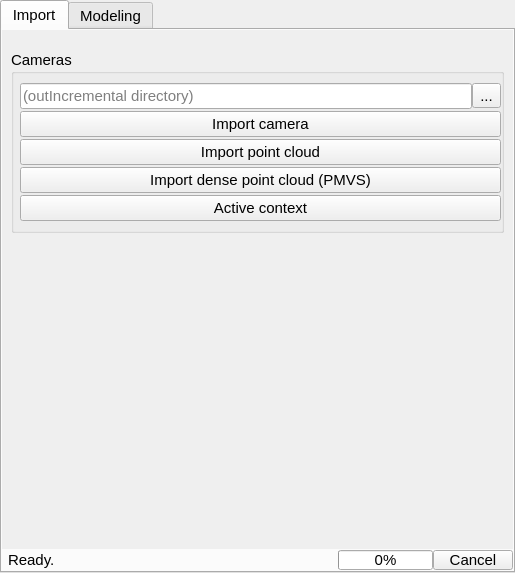
First picture: the form in src/mayaMVG/qt/ui/menu.ui, repository alicevision/MeshroomMaya, before the edit.
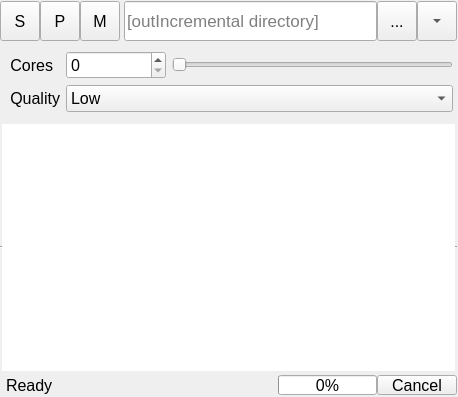
Second picture: the form after the edit. Icons and pictures are not drawn.

```diff
--- a/src/mayaMVG/qt/ui/menu.ui
+++ b/src/mayaMVG/qt/ui/menu.ui
@@ -6,103 +6,136 @@
    <rect>
     <x>0</x>
     <y>0</y>
-    <width>515</width>
-    <height>573</height>
+    <width>458</width>
+    <height>397</height>
    </rect>
   </property>
+  <property name="font">
+   <font>
+    <pointsize>12</pointsize>
+   </font>
+  </property>
   <property name="windowTitle">
    <string>Form</string>
   </property>
-  <layout class="QVBoxLayout" name="verticalLayout">
+  <layout class="QVBoxLayout" name="verticalLayout" stretch="0,0,1,0">
    <property name="spacing">
+    <number>1</number>
+   </property>
+   <property name="leftMargin">
     <number>0</number>
    </property>
-   <property name="margin">
+   <property name="topMargin">
+    <number>1</number>
+   </property>
+   <property name="rightMargin">
+    <number>1</number>
+   </property>
+   <property name="bottomMargin">
+    <number>1</number>
+   </property>
+   <item>
+    <layout class="QHBoxLayout" name="horizontalLayout">
+     <property name="spacing">
     <number>0</number>
    </property>
+     <property name="topMargin">
+      <number>0</number>
+     </property>
+     <property name="bottomMargin">
+      <number>0</number>
+     </property>
    <item>
-    <widget class="QTabWidget" name="tabWidget">
+      <widget class="QToolButton" name="selectContextButton">
+       <property name="enabled">
+        <bool>true</bool>
+       </property>
+       <property name="minimumSize">
+        <size>
+         <width>40</width>
+         <height>40</height>
+        </size>
+       </property>
+       <property name="text">
+        <string>S</string>
+       </property>
+      </widget>
+     </item>
+     <item>
+      <widget class="QToolButton" name="placeContextButton">
+       <property name="enabled">
+        <bool>true</bool>
+       </property>
+       <property name="minimumSize">
+        <size>
+         <width>40</width>
+         <height>40</height>
+        </size>
+       </property>
+       <property name="text">
+        <string>P</string>
+       </property>
+      </widget>
+     </item>
+     <item>
+      <widget class="QToolButton" name="moveContextButton">
+       <property name="enabled">
+        <bool>true</bool>
+       </property>
+       <property name="minimumSize">
+        <size>
+         <width>40</width>
+         <height>40</height>
+        </size>
+       </property>
+       <property name="text">
+        <string>M</string>
+       </property>
+      </widget>
+     </item>
+     <item>
+      <layout class="QHBoxLayout" name="projectHLayout">
+       <property name="spacing">
+        <number>0</number>
+       </property>
+       <property name="leftMargin">
+        <number>4</number>
+       </property>
+       <property name="rightMargin">
+        <number>0</number>
+       </property>
+       <item>
+        <widget class="QLineEdit" name="directoryLineEdit">
+         <property name="minimumSize">
+          <size>
+           <width>100</width>
+           <height>40</height>
+          </size>
+         </property>
+         <property name="maximumSize">
+          <size>
+           <width>16777215</width>
+           <height>16777215</height>
+          </size>
+         </property>
      <property name="font">
       <font>
-       <pointsize>11</pointsize>
-      </font>
-     </property>
-     <property name="tabPosition">
-      <enum>QTabWidget::North</enum>
-     </property>
-     <property name="currentIndex">
-      <number>0</number>
-     </property>
-     <widget class="QWidget" name="importTab">
-      <attribute name="title">
-       <string>Import</string>
-      </attribute>
-      <layout class="QVBoxLayout" name="verticalLayout_5">
-       <property name="spacing">
-        <number>0</number>
-       </property>
-       <property name="margin">
-        <number>0</number>
-       </property>
-       <item>
-        <widget class="QScrollArea" name="importScrollArea">
-         <property name="frameShape">
-          <enum>QFrame::NoFrame</enum>
-         </property>
-         <property name="widgetResizable">
-          <bool>true</bool>
-         </property>
-         <widget class="QWidget" name="importScrollAreaWidgetContents">
-          <property name="geometry">
-           <rect>
-            <x>0</x>
-            <y>0</y>
-            <width>511</width>
-            <height>524</height>
-           </rect>
-          </property>
-          <layout class="QVBoxLayout" name="verticalLayout_6">
-           <property name="spacing">
-            <number>20</number>
-           </property>
-           <property name="leftMargin">
-            <number>9</number>
-           </property>
-           <property name="topMargin">
-            <number>20</number>
-           </property>
-           <item>
-            <widget class="QGroupBox" name="cameraGroupBox">
-             <property name="title">
-              <string>Cameras</string>
-             </property>
-             <property name="flat">
-              <bool>true</bool>
-             </property>
-             <layout class="QVBoxLayout" name="verticalLayout_3">
-              <property name="spacing">
-               <number>2</number>
-              </property>
-              <property name="leftMargin">
-               <number>6</number>
-              </property>
-              <property name="rightMargin">
-               <number>0</number>
-              </property>
-              <item>
-               <layout class="QHBoxLayout" name="cameraHLayout">
-                <property name="spacing">
-                 <number>0</number>
-                </property>
-                <item>
-                 <widget class="QLineEdit" name="outIncrementalDir">
+           <pointsize>13</pointsize>
+          </font>
+         </property>
                   <property name="placeholderText">
-                   <string>(outIncremental directory)</string>
+          <string>[outIncremental directory]</string>
                   </property>
                  </widget>
                 </item>
                 <item>
-                 <widget class="QToolButton" name="projectBrowseButton">
+        <widget class="QToolButton" name="browseButton">
+         <property name="minimumSize">
+          <size>
+           <width>40</width>
+           <height>40</height>
+          </size>
+         </property>
                   <property name="text">
                    <string>...</string>
                   </property>
@@ -114,189 +147,142 @@
                </layout>
               </item>
               <item>
-               <layout class="QHBoxLayout" name="cameraCmdHLayout">
-                <property name="spacing">
-                 <number>0</number>
-                </property>
-                <item>
-                 <widget class="QPushButton" name="cameraImportButton">
-                  <property name="text">
-                   <string>Import camera</string>
-                  </property>
-                 </widget>
-                </item>
-               </layout>
-              </item>
-              <item>
-               <layout class="QHBoxLayout" name="pointCloudCmdHLayout">
-                <property name="spacing">
-                 <number>0</number>
-                </property>
-                <item>
-                 <widget class="QPushButton" name="pointCloudImportButton">
-                  <property name="text">
-                   <string>Import point cloud</string>
-                  </property>
-                 </widget>
-                </item>
-               </layout>
-              </item>
-              <item>
-               <layout class="QHBoxLayout" name="densePointCloudCmdHLayout">
-                <property name="spacing">
-                 <number>0</number>
-                </property>
-                <item>
-                 <widget class="QPushButton" name="densePointCloudImportButton">
-                  <property name="text">
-                   <string>Import dense point cloud (PMVS)</string>
-                  </property>
-                 </widget>
-                </item>
-               </layout>
-              </item>
-              <item>
-               <layout class="QHBoxLayout" name="activeContextCmdHLayout">
-                <property name="spacing">
-                 <number>0</number>
-                </property>
-                <item>
-                 <widget class="QPushButton" name="activeContextButton">
-                  <property name="text">
-                   <string>Active context</string>
-                  </property>
-                 </widget>
-                </item>
-               </layout>
-              </item>
-             </layout>
-            </widget>
-           </item>
-           <item>
-            <spacer name="importSpacer">
-             <property name="orientation">
-              <enum>Qt::Vertical</enum>
-             </property>
-             <property name="sizeHint" stdset="0">
+      <widget class="QToolButton" name="settingsButton">
+       <property name="minimumSize">
               <size>
-               <width>20</width>
-               <height>521</height>
-              </size>
-             </property>
-            </spacer>
-           </item>
-          </layout>
-         </widget>
-        </widget>
+         <width>40</width>
+         <height>40</height>
+        </size>
+       </property>
+       <property name="text">
+        <string>S</string>
+       </property>
+       <property name="checkable">
+        <bool>true</bool>
+       </property>
+       <property name="checked">
+        <bool>false</bool>
+       </property>
+       <property name="arrowType">
+        <enum>Qt::DownArrow</enum>
+       </property>
+      </widget>
+     </item>
+    </layout>
        </item>
        <item>
-        <layout class="QHBoxLayout" name="statusHLayout">
-         <property name="spacing">
-          <number>0</number>
+    <widget class="QWidget" name="settingsWidget" native="true">
+     <layout class="QFormLayout" name="formLayout">
+      <property name="fieldGrowthPolicy">
+       <enum>QFormLayout::AllNonFixedFieldsGrow</enum>
+      </property>
+      <property name="horizontalSpacing">
+       <number>-1</number>
          </property>
          <property name="leftMargin">
-          <number>6</number>
-         </property>
-         <property name="topMargin">
-          <number>1</number>
+       <number>10</number>
          </property>
          <property name="rightMargin">
-          <number>0</number>
-         </property>
-         <property name="bottomMargin">
-          <number>1</number>
-         </property>
-         <item>
-          <widget class="QLabel" name="statusLabel">
+       <number>4</number>
+      </property>
+      <item row="0" column="0">
+       <widget class="QLabel" name="label_2">
+        <property name="minimumSize">
+         <size>
+          <width>0</width>
+          <height>0</height>
+         </size>
+        </property>
            <property name="text">
-            <string>Ready.</string>
-           </property>
-          </widget>
-         </item>
+         <string>Cores</string>
+        </property>
+        <property name="alignment">
+         <set>Qt::AlignRight|Qt::AlignTrailing|Qt::AlignVCenter</set>
+        </property>
+       </widget>
+      </item>
+      <item row="0" column="1">
+       <layout class="QHBoxLayout" name="horizontalLayout_2">
+        <property name="spacing">
+         <number>-1</number>
+        </property>
          <item>
-          <spacer name="statusSpacer">
+         <widget class="QSpinBox" name="spinBox">
+          <property name="minimumSize">
+           <size>
+            <width>100</width>
+            <height>0</height>
+           </size>
+          </property>
+          <property name="maximum">
+           <number>30</number>
+          </property>
+         </widget>
+        </item>
+        <item>
+         <widget class="QSlider" name="horizontalSlider">
+          <property name="maximum">
+           <number>30</number>
+          </property>
            <property name="orientation">
             <enum>Qt::Horizontal</enum>
            </property>
-           <property name="sizeType">
-            <enum>QSizePolicy::Expanding</enum>
-           </property>
-           <property name="sizeHint" stdset="0">
-            <size>
-             <width>294</width>
-             <height>20</height>
-            </size>
-           </property>
-          </spacer>
-         </item>
-         <item>
-          <widget class="QProgressBar" name="progressBar">
-           <property name="sizePolicy">
-            <sizepolicy hsizetype="Expanding" vsizetype="Fixed">
-             <horstretch>0</horstretch>
-             <verstretch>0</verstretch>
-            </sizepolicy>
-           </property>
+         </widget>
+        </item>
+       </layout>
+      </item>
+      <item row="1" column="0">
+       <widget class="QLabel" name="label_3">
            <property name="minimumSize">
             <size>
              <width>0</width>
-             <height>20</height>
-            </size>
-           </property>
-           <property name="maximumSize">
+          <height>0</height>
+         </size>
+        </property>
+        <property name="text">
+         <string>Quality</string>
+        </property>
+        <property name="alignment">
+         <set>Qt::AlignRight|Qt::AlignTrailing|Qt::AlignVCenter</set>
+        </property>
+       </widget>
+      </item>
+      <item row="1" column="1">
+       <widget class="QComboBox" name="comboBox">
+        <property name="minimumSize">
             <size>
              <width>100</width>
-             <height>20</height>
-            </size>
-           </property>
-           <property name="value">
+          <height>0</height>
+         </size>
+        </property>
+        <property name="currentIndex">
             <number>0</number>
            </property>
-           <property name="textVisible">
-            <bool>true</bool>
-           </property>
-           <property name="invertedAppearance">
-            <bool>false</bool>
-           </property>
-           <property name="textDirection">
-            <enum>QProgressBar::TopToBottom</enum>
-           </property>
-          </widget>
+        <item>
+         <property name="text">
+          <string>Low</string>
+         </property>
+        </item>
+        <item>
+         <property name="text">
+          <string>Medium</string>
+         </property>
          </item>
          <item>
-          <widget class="QPushButton" name="cancelButton">
-           <property name="minimumSize">
-            <size>
-             <width>0</width>
-             <height>20</height>
-            </size>
-           </property>
-           <property name="maximumSize">
-            <size>
-             <width>16777215</width>
-             <height>20</height>
-            </size>
-           </property>
+         <property name="text">
+          <string>High</string>
+         </property>
+        </item>
+        <item>
            <property name="text">
-            <string>Cancel</string>
-           </property>
+          <string>Highest</string>
+         </property>
+        </item>
           </widget>
          </item>
         </layout>
-       </item>
-      </layout>
-     </widget>
-     <widget class="QWidget" name="modelingTab">
-      <attribute name="title">
-       <string>Modeling</string>
-      </attribute>
-      <layout class="QVBoxLayout" name="verticalLayout_2">
-       <property name="spacing">
-        <number>0</number>
-       </property>
-       <property name="margin">
-        <number>0</number>
-       </property>
+    </widget>
+   </item>
        <item>
         <widget class="QListWidget" name="cameraList">
          <property name="sizePolicy">
@@ -309,8 +295,7 @@
           <bool>false</bool>
          </property>
          <property name="styleSheet">
-          <string notr="true">color: rgba(0, 0, 0, 0);
-selection-color: rgba(0, 0, 0, 0);</string>
+      <string notr="true"/>
          </property>
          <property name="frameShape">
           <enum>QFrame::HLine</enum>
@@ -347,9 +332,100 @@
          </property>
         </widget>
        </item>
-      </layout>
-     </widget>
-    </widget>
+   <item>
+    <layout class="QHBoxLayout" name="statusHLayout">
+     <property name="spacing">
+      <number>0</number>
+     </property>
+     <property name="leftMargin">
+      <number>6</number>
+     </property>
+     <property name="topMargin">
+      <number>1</number>
+     </property>
+     <property name="rightMargin">
+      <number>0</number>
+     </property>
+     <property name="bottomMargin">
+      <number>1</number>
+     </property>
+     <item>
+      <widget class="QLabel" name="statusLabel">
+       <property name="text">
+        <string>Ready</string>
+       </property>
+      </widget>
+     </item>
+     <item>
+      <spacer name="statusSpacer">
+       <property name="orientation">
+        <enum>Qt::Horizontal</enum>
+       </property>
+       <property name="sizeType">
+        <enum>QSizePolicy::Expanding</enum>
+       </property>
+       <property name="sizeHint" stdset="0">
+        <size>
+         <width>294</width>
+         <height>20</height>
+        </size>
+       </property>
+      </spacer>
+     </item>
+     <item>
+      <widget class="QProgressBar" name="progressBar">
+       <property name="sizePolicy">
+        <sizepolicy hsizetype="Expanding" vsizetype="Fixed">
+         <horstretch>0</horstretch>
+         <verstretch>0</verstretch>
+        </sizepolicy>
+       </property>
+       <property name="minimumSize">
+        <size>
+         <width>0</width>
+         <height>20</height>
+        </size>
+       </property>
+       <property name="maximumSize">
+        <size>
+         <width>100</width>
+         <height>20</height>
+        </size>
+       </property>
+       <property name="value">
+        <number>0</number>
+       </property>
+       <property name="textVisible">
+        <bool>true</bool>
+       </property>
+       <property name="invertedAppearance">
+        <bool>false</bool>
+       </property>
+       <property name="textDirection">
+        <enum>QProgressBar::TopToBottom</enum>
+       </property>
+      </widget>
+     </item>
+     <item>
+      <widget class="QPushButton" name="cancelButton">
+       <property name="minimumSize">
+        <size>
+         <width>0</width>
+         <height>20</height>
+        </size>
+       </property>
+       <property name="maximumSize">
+        <size>
+         <width>16777215</width>
+         <height>20</height>
+        </size>
+       </property>
+       <property name="text">
+        <string>Cancel</string>
+       </property>
+      </widget>
+     </item>
+    </layout>
    </item>
   </layout>
  </widget>
```
Left out of the diff: 56 changed lines with no effect on the pictures. Lines whose indentation alone changed are shown as unchanged.
